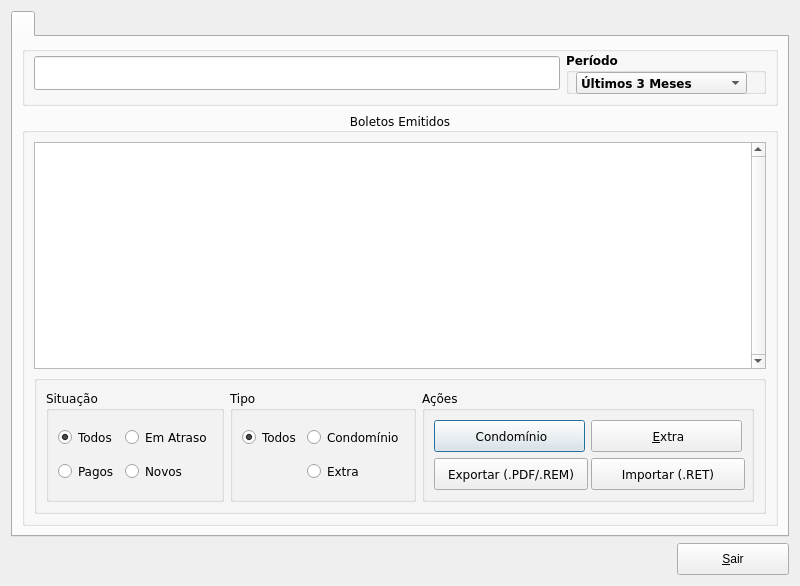
MarcoBueno1/qrad, file Projects/Blink/Plugins/financier/managerticket.ui: the form before one commit.
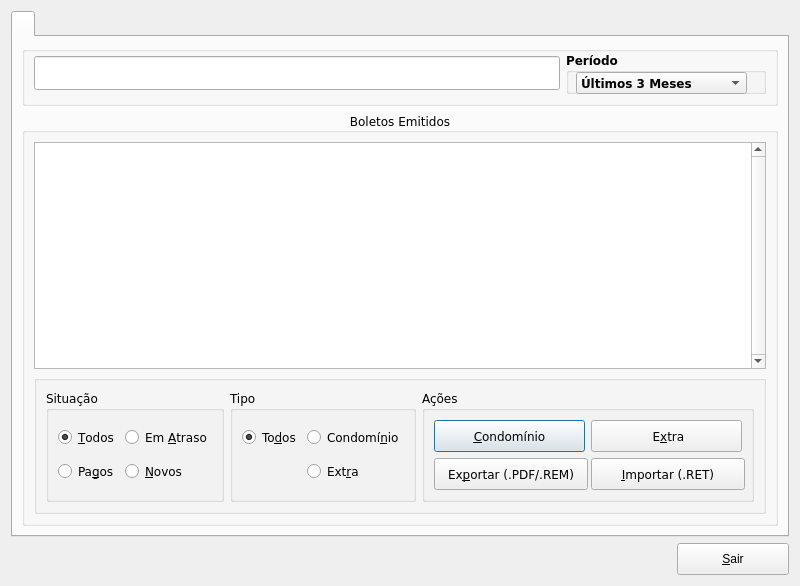
The form after the commit. Icons and pictures are not drawn. Custom widgets are drawn as their Qt base class.

```diff
--- a/Projects/Blink/Plugins/financier/managerticket.ui
+++ b/Projects/Blink/Plugins/financier/managerticket.ui
@@ -81,7 +81,7 @@
                 <item row="0" column="0">
                  <widget class="QRadioButton" name="radioButtonAllType">
                   <property name="text">
-                   <string>Todos</string>
+                   <string>To&amp;dos</string>
                   </property>
                   <property name="checked">
                    <bool>true</bool>
@@ -91,14 +91,14 @@
                 <item row="0" column="1">
                  <widget class="QRadioButton" name="radioButtonTxCond">
                   <property name="text">
-                   <string>Condomínio</string>
+                   <string>Condomí&amp;nio</string>
                   </property>
                  </widget>
                 </item>
                 <item row="1" column="1">
                  <widget class="QRadioButton" name="radioButtonTxExtra">
                   <property name="text">
-                   <string>Extra</string>
+                   <string>Ext&amp;ra</string>
                   </property>
                  </widget>
                 </item>
@@ -114,7 +114,7 @@
                 <item row="0" column="0">
                  <widget class="QRadioButton" name="radioButtonAll">
                   <property name="text">
-                   <string>Todos</string>
+                   <string>&amp;Todos</string>
                   </property>
                   <property name="checked">
                    <bool>true</bool>
@@ -124,21 +124,21 @@
                 <item row="0" column="1">
                  <widget class="QRadioButton" name="radioButtonNotPayed">
                   <property name="text">
-                   <string>Em Atraso</string>
+                   <string>Em &amp;Atraso</string>
                   </property>
                  </widget>
                 </item>
                 <item row="1" column="0">
                  <widget class="QRadioButton" name="radioButtonPayed">
                   <property name="text">
-                   <string>Pagos</string>
+                   <string>Pa&amp;gos</string>
                   </property>
                  </widget>
                 </item>
                 <item row="1" column="1">
                  <widget class="QRadioButton" name="radioButtonNew">
                   <property name="text">
-                   <string>Novos</string>
+                   <string>&amp;Novos</string>
                   </property>
                  </widget>
                 </item>
@@ -160,7 +160,7 @@
                    </size>
                   </property>
                   <property name="text">
-                   <string> Condomínio</string>
+                   <string>&amp;Condomínio</string>
                   </property>
                   <property name="icon">
                    <iconset resource="../../icons/resources.qrc">
@@ -177,7 +177,7 @@
                    </size>
                   </property>
                   <property name="text">
-                   <string> &amp;Extra</string>
+                   <string> E&amp;xtra</string>
                   </property>
                   <property name="icon">
                    <iconset resource="../../icons/resources.qrc">
@@ -194,7 +194,7 @@
                    </size>
                   </property>
                   <property name="text">
-                   <string>Exportar (.PDF/.REM)</string>
+                   <string>Ex&amp;portar (.PDF/.REM)</string>
                   </property>
                   <property name="icon">
                    <iconset resource="../../icons/resources.qrc">
@@ -211,7 +211,7 @@
                    </size>
                   </property>
                   <property name="text">
-                   <string>Importar (.RET)</string>
+                   <string>&amp;Importar (.RET)</string>
                   </property>
                   <property name="icon">
                    <iconset resource="../../icons/resources.qrc">
```
